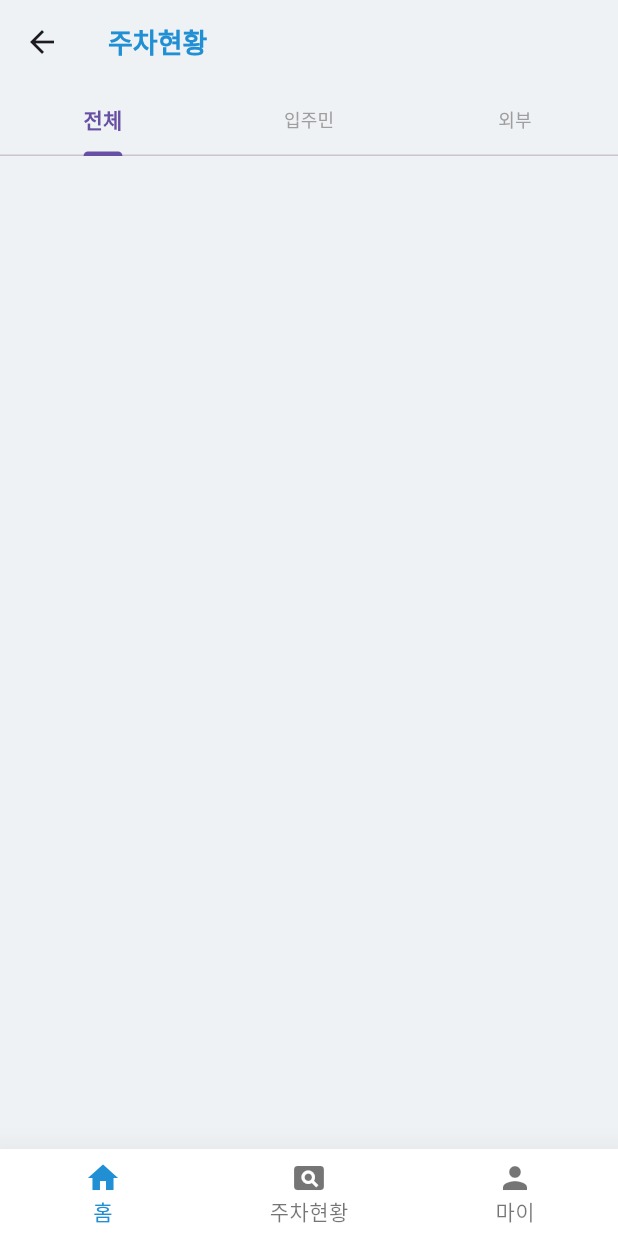
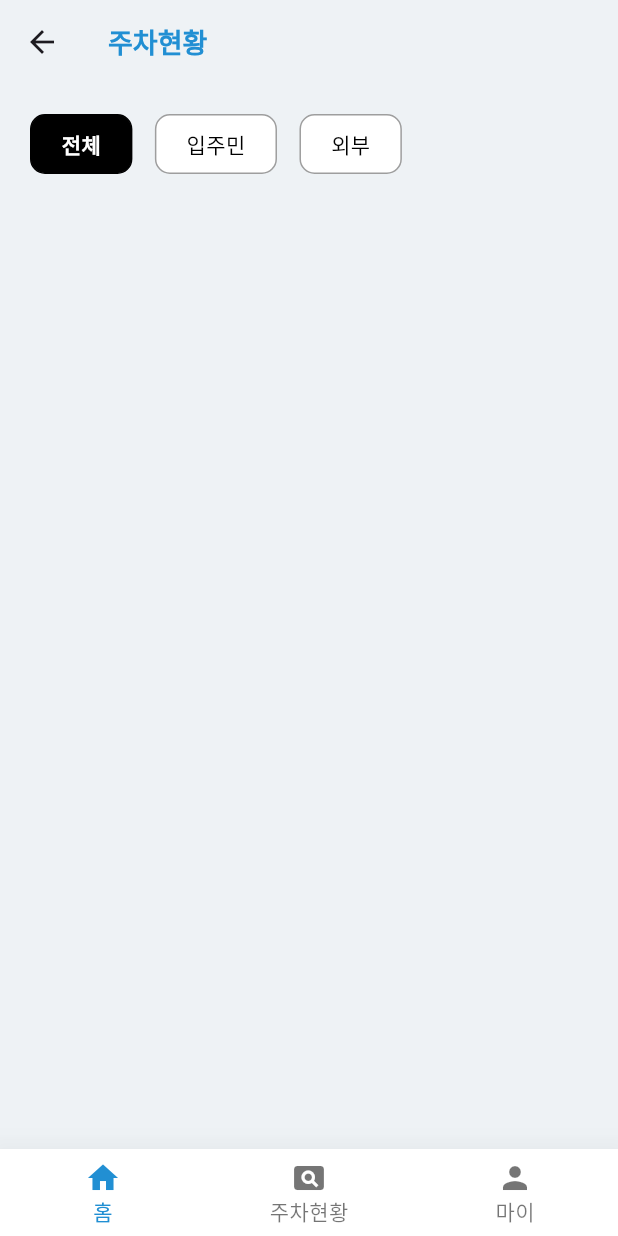
Before and after one commit to DUKE506/Parking_Flutter, a Flutter app: the ParkingStatus screen opened by its route, on a phone screen of 412 x 824 dp. Run offline on Flutter 3.47's test engine with Material 3 defaults, Android fonts, the light colour scheme and no system bars; our stand-ins replace go_router, google_fonts; missing offline and left inert: flutter_scalable_ocr.

Commit message:
feat : Custom tabbar구현중

```diff
--- a/lib/router.dart
+++ b/lib/router.dart
@@ -2,6 +2,8 @@ import 'package:flutter/material.dart';
 import 'package:go_router/go_router.dart';
 import 'package:parking_flutter/screens/home/home.dart';
 import 'package:parking_flutter/screens/parkingStatus/parkingStatus.dart';
+import 'package:parking_flutter/screens/scanner/scanner.dart';
+import 'package:parking_flutter/screens/scanner/scannerKo.dart';
 import 'package:parking_flutter/widgets/bottomNavBarWidget.dart';
 
 final GlobalKey<NavigatorState> rootNavKey = GlobalKey<NavigatorState>();
@@ -27,6 +29,14 @@ final router = GoRouter(
           GoRoute(
             path: '/parking/status',
             builder: (context, state) => ParkingStatus(),
+          ),
+          GoRoute(
+            path: '/scanner',
+            builder: (context, state) => Scanner(title: '스캐너'),
+          ),
+          GoRoute(
+            path: '/scanner/korea',
+            builder: (context, state) => Scannerko(),
           )
         ]),
   ],
--- a/lib/screens/home/home.dart
+++ b/lib/screens/home/home.dart
@@ -102,6 +102,9 @@ class _HomeState extends State<Home> {
             height: 40,
           ),
           _carAdd(),
+          SizedBox(
+            height: 40,
+          ),
         ],
       ),
     );
--- a/lib/screens/parkingStatus/parkingStatus.dart
+++ b/lib/screens/parkingStatus/parkingStatus.dart
@@ -1,5 +1,6 @@
 import 'package:flutter/material.dart';
 import 'package:go_router/go_router.dart';
+import 'package:parking_flutter/screens/parkingStatus/widgets/customTabBar.dart';
 import 'package:parking_flutter/screens/parkingStatus/widgets/tabBar.dart';
 
 class ParkingStatus extends StatefulWidget {
@@ -10,6 +11,23 @@ class ParkingStatus extends StatefulWidget {
 }
 
 class _ParkinStatusState extends State<ParkingStatus> {
+  late int _currentIndex;
+  late final PageController _pageController;
+
+  @override
+  void initState() {
+    super.initState();
+    _currentIndex = 0;
+    _pageController = PageController();
+  }
+
+  //탭 선택 함수
+  void onTabSelected(int index) {
+    setState(() {
+      _currentIndex = index;
+    });
+  }
+
   //애빠
   PreferredSizeWidget _appBar() {
     return AppBar(
@@ -35,7 +53,9 @@ class _ParkinStatusState extends State<ParkingStatus> {
         appBar: _appBar(),
         body: Column(
           children: [
-            TabBarWidget(),
+            SizedBox(height: 20),
+            CustomTabBar(),
+            SizedBox(height: 20),
           ],
         ));
   }
--- /dev/null
+++ b/lib/screens/parkingStatus/widgets/customTabBar.dart
@@ -0,0 +1,72 @@
+import 'package:flutter/material.dart';
+import 'package:google_fonts/google_fonts.dart';
+
+class CustomTabBar extends StatefulWidget {
+  const CustomTabBar({super.key, required this.currentIndex, required this.onTabSelected});
+  final int currentIndex;
+  Functin(int) onTabSelected;
+
+  @override
+  State<CustomTabBar> createState() => _CustomTabBarState();
+}
+
+class _CustomTabBarState extends State<CustomTabBar> {
+  List<String> items = [
+    '전체',
+    '입주민',
+    '외부',
+  ];
+  late int currentIdx;
+
+  @override
+  void initState() {
+    super.initState();
+    currentIdx = 0;
+  }
+
+  @override
+  Widget build(BuildContext context) {
+    return Container(
+      padding: const EdgeInsets.symmetric(horizontal: 20),
+      height: 40,
+      child: ListView.separated(
+        separatorBuilder: (context, index) => SizedBox(
+          width: 15,
+        ),
+        itemCount: items.length,
+        scrollDirection: Axis.horizontal,
+        itemBuilder: (context, index) {
+          return GestureDetector(
+            onTap: () => {
+              setState(() {
+                currentIdx = index;
+              })
+            },
+            child: AnimatedContainer(
+              duration: Duration(milliseconds: 200),
+              padding: const EdgeInsets.symmetric(horizontal: 20),
+              decoration: BoxDecoration(
+                  color: currentIdx == index ? Colors.black : Colors.white,
+                  border: Border.all(
+                      width: 1,
+                      color: currentIdx == index ? Colors.black : Colors.grey),
+                  borderRadius: BorderRadius.circular(10)),
+              child: Center(
+                child: Text(
+                  items[index],
+                  style: GoogleFonts.lato(
+                    fontSize: 14,
+                    fontWeight: currentIdx == index
+                        ? FontWeight.bold
+                        : FontWeight.normal,
+                    color: currentIdx == index ? Colors.white : Colors.black,
+                  ),
+                ),
+              ),
+            ),
+          );
+        },
+      ),
+    );
+  }
+}
--- a/lib/screens/parkingStatus/widgets/tabBar.dart
+++ b/lib/screens/parkingStatus/widgets/tabBar.dart
@@ -32,6 +32,7 @@ class _TabBarWidgetState extends State<TabBarWidget>
   @override
   Widget build(BuildContext context) {
     return TabBar(
+      indicator: BoxDecoration(),
       controller: _tabController,
       tabs: [
         Tab(
@@ -47,6 +48,7 @@ class _TabBarWidgetState extends State<TabBarWidget>
       labelStyle: const TextStyle(
         fontSize: 14,
         fontWeight: FontWeight.bold,
+        backgroundColor: Colors.grey,
       ),
       unselectedLabelColor: Colors.grey,
       unselectedLabelStyle: const TextStyle(
--- a/pubspec.yaml
+++ b/pubspec.yaml
@@ -36,6 +36,11 @@ dependencies:
   # Use with the CupertinoIcons class for iOS style icons.
   cupertino_icons: ^1.0.8
   go_router: ^14.6.2
+  flutter_scalable_ocr: ^2.2.0
+  image_picker: ^1.1.2
+  google_mlkit_text_recognition: ^0.13.0
+  camera: ^0.10.6
+  google_fonts: ^6.2.1
 
 dev_dependencies:
   flutter_test:
```
Also changed, not shown: lib/screens/scanner/scanner.dart (added, +151 -0 lines), lib/screens/scanner/scannerKo.dart (added, +15 -0 lines), pubspec.lock, 6 other files.
